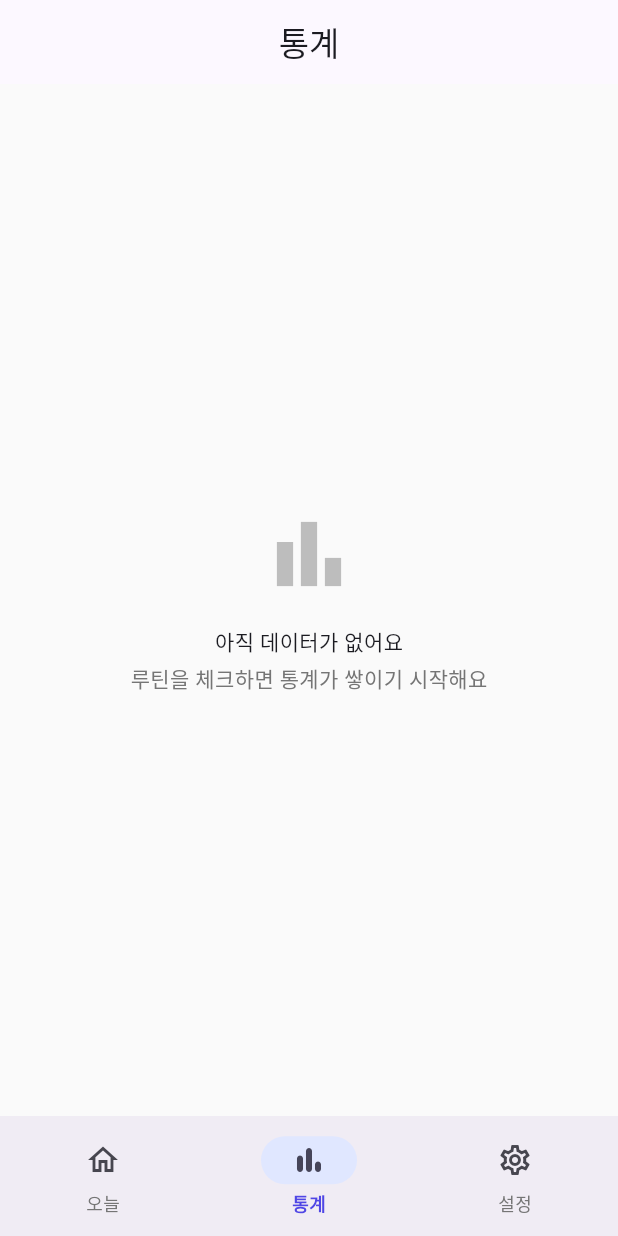
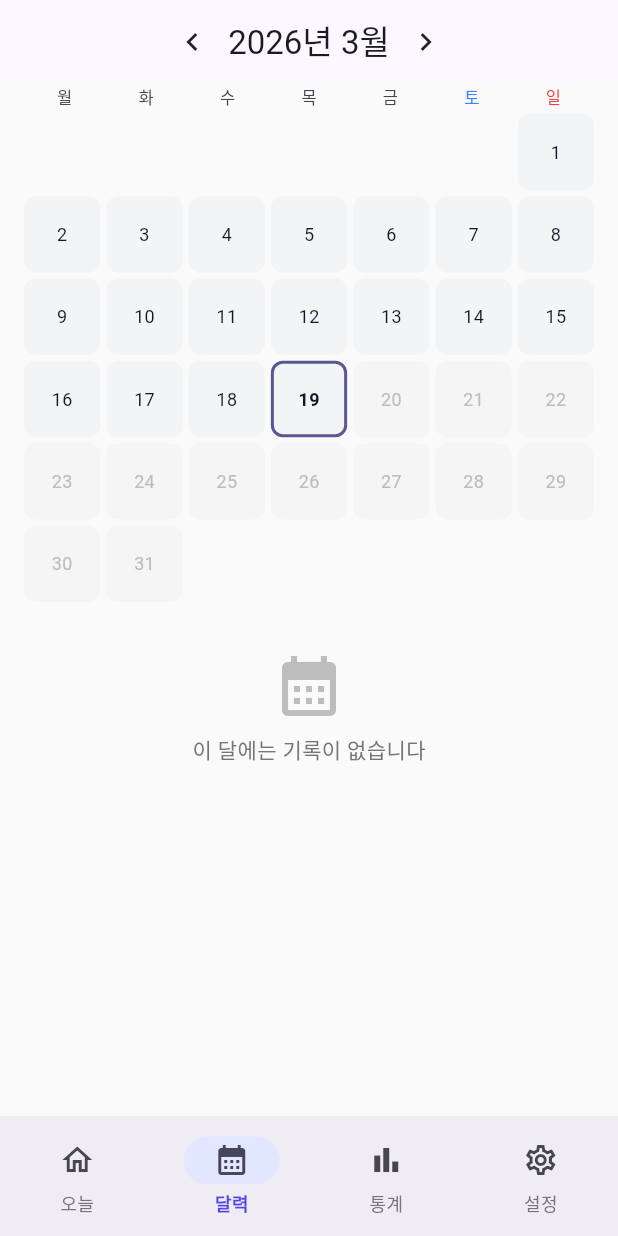
Before and after one commit to kaeba0616/pTODOlist, a Flutter app: the screen it shows after launch, item 2 of the bottom bar chosen, on a phone screen of 412 x 824 dp. Run offline on Flutter 3.47's test engine with Material 3 defaults, Android fonts, the phone set to English and light mode, and no system bars; our stand-ins replace fl_chart, flutter_local_notifications, flutter_riverpod, go_router, hive, hive_flutter; accounts and stored records are empty.

Commit message:
feat(F13): Step 2 캘린더 뷰 Mock UI 구현
- DayCell: 달성률 기반 색상 강도 표시 (GitHub 잔디 스타일)
- CalendarGrid: 7열 날짜 그리드 + 요일 헤더 (토=파랑, 일=빨강)
- CalendarView: 월 네비게이션 + 스트릭 배너 + 빈 상태 처리
- DayDetailSheet: 루틴/할일 완료 상태 바텀시트 (읽기 전용)
- StreakBanner: 연속 달성일 표시
- app_router.dart: 4번째 하단 탭 '달력' 추가
- 테스트 11개 추가 (전체 129개 통과)

Co-Authored-By: Claude Opus 4.6 (1M context) <noreply@anthropic.com>

```diff
--- a/ptodolist_front/lib/core/router/app_router.dart
+++ b/ptodolist_front/lib/core/router/app_router.dart
@@ -1,6 +1,7 @@
 import 'package:flutter/material.dart';
 import 'package:go_router/go_router.dart';
 import 'package:ptodolist/features/home/views/home_view.dart';
+import 'package:ptodolist/features/calendar/views/calendar_view.dart';
 import 'package:ptodolist/features/stats/views/stats_view.dart';
 import 'package:ptodolist/features/settings/views/settings_view.dart';
 import 'package:ptodolist/features/category/views/category_list_view.dart';
@@ -52,6 +53,38 @@ final appRouter = GoRouter(
                   routineRepo: routineRepo,
                   taskRepo: taskRepo,
                   dailyRecordRepo: dailyRecordRepo,
+                );
+              },
+            ),
+          ],
+        ),
+        StatefulShellBranch(
+          routes: [
+            GoRoute(
+              path: '/calendar',
+              builder: (context, state) {
+                const useMock = String.fromEnvironment('USE_MOCK') == 'true';
+                if (useMock) {
+                  return CalendarView(
+                    dailyRecordRepo: DailyRecordRepository(useMock: true),
+                    routineRepo: RoutineRepository(useMock: true),
+                    taskRepo: TaskRepository(useMock: true),
+                    categoryRepo: CategoryRepository(useMock: true),
+                  );
+                }
+                return CalendarView(
+                  dailyRecordRepo: DailyRecordRepository(
+                    box: Hive.box<DailyRecord>('dailyRecords'),
+                  ),
+                  routineRepo: RoutineRepository(
+                    box: Hive.box<Routine>('routines'),
+                  ),
+                  taskRepo: TaskRepository(
+                    box: Hive.box<AdditionalTask>('additionalTasks'),
+                  ),
+                  categoryRepo: CategoryRepository(
+                    box: Hive.box<Category>('categories'),
+                  ),
                 );
               },
             ),
@@ -141,6 +174,11 @@ class ScaffoldWithNavBar extends StatelessWidget {
             label: '오늘',
           ),
           NavigationDestination(
+            icon: Icon(Icons.calendar_month_outlined),
+            selectedIcon: Icon(Icons.calendar_month),
+            label: '달력',
+          ),
+          NavigationDestination(
             icon: Icon(Icons.bar_chart_outlined),
             selectedIcon: Icon(Icons.bar_chart_rounded),
             label: '통계',
--- /dev/null
+++ b/ptodolist_front/lib/features/calendar/views/calendar_view.dart
@@ -0,0 +1,178 @@
+import 'package:flutter/material.dart';
+import 'package:intl/intl.dart';
+import 'package:ptodolist/features/calendar/widgets/calendar_grid.dart';
+import 'package:ptodolist/features/calendar/widgets/day_detail_sheet.dart';
+import 'package:ptodolist/features/calendar/widgets/streak_banner.dart';
+import 'package:ptodolist/features/home/repos/daily_record_repo.dart';
+import 'package:ptodolist/features/routine/repos/routine_repo.dart';
+import 'package:ptodolist/features/task/repos/task_repo.dart';
+import 'package:ptodolist/features/category/repos/category_repo.dart';
+import 'package:ptodolist/core/utils/streak_calculator.dart';
+
+class CalendarView extends StatefulWidget {
+  final DailyRecordRepository dailyRecordRepo;
+  final RoutineRepository routineRepo;
+  final TaskRepository taskRepo;
+  final CategoryRepository categoryRepo;
+
+  const CalendarView({
+    super.key,
+    required this.dailyRecordRepo,
+    required this.routineRepo,
+    required this.taskRepo,
+    required this.categoryRepo,
+  });
+
+  @override
+  State<CalendarView> createState() => _CalendarViewState();
+}
+
+class _CalendarViewState extends State<CalendarView> {
+  late DateTime _displayedMonth;
+  static final _dateFmt = DateFormat('yyyy-MM-dd');
+
+  @override
+  void initState() {
+    super.initState();
+    final now = DateTime.now();
+    _displayedMonth = DateTime(now.year, now.month);
+  }
+
+  Map<String, double> _getCompletionRates() {
+    final year = _displayedMonth.year;
+    final month = _displayedMonth.month;
+    final startDate =
+        '$year-${month.toString().padLeft(2, '0')}-01';
+    final lastDay = DateTime(year, month + 1, 0).day;
+    final endDate =
+        '$year-${month.toString().padLeft(2, '0')}-${lastDay.toString().padLeft(2, '0')}';
+
+    final records =
+        widget.dailyRecordRepo.getRecordsInRange(startDate, endDate);
+    return {for (final r in records) r.date: r.completionRate};
+  }
+
+  int _calculateOverallStreak() {
+    final today = _dateFmt.format(DateTime.now());
+    final records = widget.dailyRecordRepo.getRecordsInRange(
+      _dateFmt.format(DateTime.now().subtract(const Duration(days: 365))),
+      today,
+    );
+    if (records.isEmpty) return 0;
+
+    // 전체 달성률 기반 스트릭: 해당 날 completionRate > 0이면 달성으로 간주
+    int streak = 0;
+    var current = DateTime.now();
+    final recordMap = {for (final r in records) r.date: r};
+
+    for (int i = 0; i < 365; i++) {
+      final dateStr = _dateFmt.format(current);
+      final record = recordMap[dateStr];
+      if (record == null || record.completionRate == 0) break;
+      streak++;
+      current = current.subtract(const Duration(days: 1));
+    }
+    return streak;
+  }
+
+  void _showDayDetail(int day) {
+    final date = DateTime(_displayedMonth.year, _displayedMonth.month, day);
+    final dateStr = _dateFmt.format(date);
+    final record = widget.dailyRecordRepo.get(dateStr);
+    final routines = widget.routineRepo.getAll();
+    final tasks = widget.taskRepo.getAll().where((t) => t.targetDate == dateStr).toList();
+    final categories = widget.categoryRepo.getAll();
+
+    showModalBottomSheet(
+      context: context,
+      isScrollControlled: true,
+      backgroundColor: Colors.transparent,
+      builder: (context) => DayDetailSheet(
+        date: date,
+        record: record,
+        routines: routines,
+        tasks: tasks,
+        categories: categories,
+      ),
+    );
+  }
+
+  void _goToPreviousMonth() {
+    setState(() {
+      _displayedMonth = DateTime(
+        _displayedMonth.year,
+        _displayedMonth.month - 1,
+      );
+    });
+  }
+
+  void _goToNextMonth() {
+    setState(() {
+      _displayedMonth = DateTime(
+        _displayedMonth.year,
+        _displayedMonth.month + 1,
+      );
+    });
+  }
+
+  @override
+  Widget build(BuildContext context) {
+    final completionRates = _getCompletionRates();
+    final streak = _calculateOverallStreak();
+    final hasData = completionRates.values.any((r) => r > 0);
+
+    return Scaffold(
+      appBar: AppBar(
+        title: Row(
+          mainAxisSize: MainAxisSize.min,
+          children: [
+            IconButton(
+              icon: const Icon(Icons.chevron_left),
+              onPressed: _goToPreviousMonth,
+            ),
+            Text(
+              '${_displayedMonth.year}년 ${_displayedMonth.month}월',
+              style: Theme.of(context).textTheme.titleLarge,
+            ),
+            IconButton(
+              icon: const Icon(Icons.chevron_right),
+              onPressed: _goToNextMonth,
+            ),
+          ],
+        ),
+        centerTitle: true,
+      ),
+      body: SingleChildScrollView(
+        child: Column(
+          children: [
+            // 스트릭 배너
+            StreakBanner(streakDays: streak),
+
+            // 캘린더 그리드
+            Padding(
+              padding: const EdgeInsets.symmetric(horizontal: 16),
+              child: CalendarGrid(
+                year: _displayedMonth.year,
+                month: _displayedMonth.month,
+                completionRates: completionRates,
+                today: DateTime.now(),
+                onDayTap: _showDayDetail,
+              ),
+            ),
+
+            // 데이터 없음 안내
+            if (!hasData) ...[
+              const SizedBox(height: 32),
+              Icon(Icons.calendar_month, size: 48, color: Colors.grey[400]),
+              const SizedBox(height: 8),
+              Text(
+                '이 달에는 기록이 없습니다',
+                style: TextStyle(color: Colors.grey[600]),
+              ),
+            ],
+          ],
+        ),
+      ),
+    );
+  }
+}
--- /dev/null
+++ b/ptodolist_front/lib/features/calendar/widgets/calendar_grid.dart
@@ -0,0 +1,96 @@
+import 'package:flutter/material.dart';
+import 'package:ptodolist/features/calendar/widgets/day_cell.dart';
+
+class CalendarGrid extends StatelessWidget {
+  final int year;
+  final int month;
+  final Map<String, double> completionRates;
+  final DateTime today;
+  final void Function(int day)? onDayTap;
+
+  const CalendarGrid({
+    super.key,
+    required this.year,
+    required this.month,
+    required this.completionRates,
+    required this.today,
+    this.onDayTap,
+  });
+
+  @override
+  Widget build(BuildContext context) {
+    final firstDay = DateTime(year, month, 1);
+    final daysInMonth = DateTime(year, month + 1, 0).day;
+    // 월요일=1 기준으로 시작 요일 계산 (0-indexed offset)
+    final startWeekday = (firstDay.weekday - 1) % 7;
+
+    final isLight = Theme.of(context).brightness == Brightness.light;
+
+    return Column(
+      children: [
+        // 요일 헤더
+        _buildWeekdayHeader(context),
+        const SizedBox(height: 4),
+        // 날짜 그리드
+        GridView.builder(
+          shrinkWrap: true,
+          physics: const NeverScrollableScrollPhysics(),
+          gridDelegate: const SliverGridDelegateWithFixedCrossAxisCount(
+            crossAxisCount: 7,
+            mainAxisSpacing: 4,
+            crossAxisSpacing: 4,
+          ),
+          itemCount: startWeekday + daysInMonth,
+          itemBuilder: (context, index) {
+            if (index < startWeekday) {
+              return const SizedBox.shrink();
+            }
+            final day = index - startWeekday + 1;
+            final date = DateTime(year, month, day);
+            final dateStr =
+                '${year}-${month.toString().padLeft(2, '0')}-${day.toString().padLeft(2, '0')}';
+            final isToday = date.year == today.year &&
+                date.month == today.month &&
+                date.day == today.day;
+            final isFuture = date.isAfter(today);
+
+            return DayCell(
+              day: day,
+              completionRate: completionRates[dateStr],
+              isToday: isToday,
+              isFuture: isFuture,
+              onTap: () => onDayTap?.call(day),
+            );
+          },
+        ),
+      ],
+    );
+  }
+
+  Widget _buildWeekdayHeader(BuildContext context) {
+    const weekdays = ['월', '화', '수', '목', '금', '토', '일'];
+    final theme = Theme.of(context);
+
+    return Row(
+      children: weekdays.asMap().entries.map((entry) {
+        Color textColor;
+        if (entry.key == 5) {
+          textColor = const Color(0xFF3B82F6); // 토요일 - info
+        } else if (entry.key == 6) {
+          textColor = const Color(0xFFEF4444); // 일요일 - error
+        } else {
+          textColor = theme.colorScheme.onSurfaceVariant;
+        }
+
+        return Expanded(
+          child: Center(
+            child: Text(
+              entry.value,
+              style: theme.textTheme.labelSmall?.copyWith(color: textColor),
+            ),
+          ),
+        );
+      }).toList(),
+    );
+  }
+}
--- /dev/null
+++ b/ptodolist_front/lib/features/calendar/widgets/day_cell.dart
@@ -0,0 +1,69 @@
+import 'package:flutter/material.dart';
+
+class DayCell extends StatelessWidget {
+  final int day;
+  final double? completionRate;
+  final bool isToday;
+  final bool isFuture;
+  final VoidCallback? onTap;
+
+  const DayCell({
+    super.key,
+    required this.day,
+    this.completionRate,
+    this.isToday = false,
+    this.isFuture = false,
+    this.onTap,
+  });
+
+  /// 달성률에 따른 색상 반환 (GitHub 잔디 스타일)
+  static Color completionColor(double rate, {required bool isLight}) {
+    const primary = Color(0xFF4F46E5);
+    final empty = isLight ? const Color(0xFFF3F4F6) : const Color(0xFF374151);
+
+    if (rate <= 0) return empty;
+    if (rate <= 0.25) return primary.withValues(alpha: 0.2);
+    if (rate <= 0.50) return primary.withValues(alpha: 0.4);
+    if (rate <= 0.75) return primary.withValues(alpha: 0.6);
+    return primary;
+  }
+
+  @override
+  Widget build(BuildContext context) {
+    final theme = context.findAncestorWidgetOfExactType<MaterialApp>() != null;
+    final colorScheme = Theme.of(context).colorScheme;
+    final isLight = Theme.of(context).brightness == Brightness.light;
+
+    final bgColor = isFuture
+        ? (isLight ? Colors.grey[100]! : Colors.grey[800]!)
+        : completionRate != null
+            ? completionColor(completionRate!, isLight: isLight)
+            : (isLight ? const Color(0xFFF3F4F6) : const Color(0xFF374151));
+
+    final textColor = isFuture
+        ? (isLight ? Colors.grey[400]! : Colors.grey[600]!)
+        : (isLight ? const Color(0xFF111827) : const Color(0xFFF9FAFB));
+
+    return GestureDetector(
+      onTap: isFuture ? null : onTap,
+      child: Container(
+        decoration: BoxDecoration(
+          color: bgColor,
+          borderRadius: BorderRadius.circular(8),
+          border: isToday
+              ? Border.all(color: colorScheme.primary, width: 2)
+              : null,
+        ),
+        alignment: Alignment.center,
+        child: Text(
+          '$day',
+          style: TextStyle(
+            fontSize: 12,
+            fontWeight: isToday ? FontWeight.bold : FontWeight.normal,
+            color: textColor,
+          ),
+        ),
+      ),
+    );
+  }
+}
```
Also changed, not shown: ptodolist_front/lib/features/calendar/mocks/calendar_mock.dart (added, +25 -0 lines), ptodolist_front/lib/features/calendar/widgets/day_detail_sheet.dart (added, +222 -0 lines), ptodolist_front/lib/features/calendar/widgets/streak_banner.dart (added, +38 -0 lines), 3 other files.
